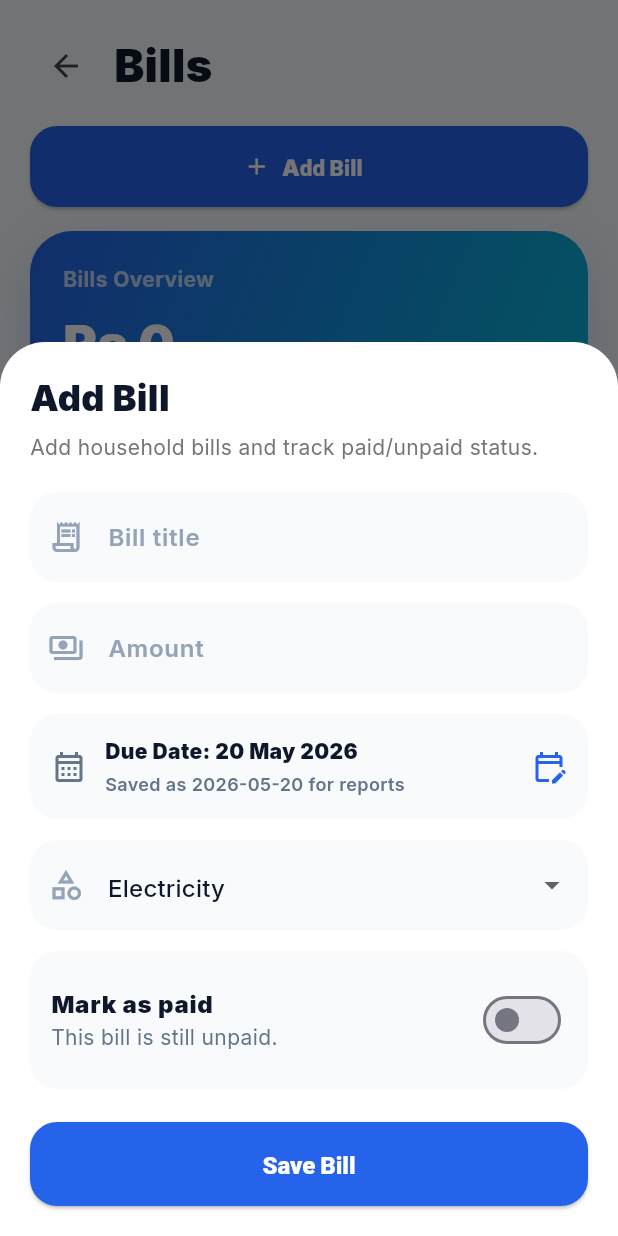
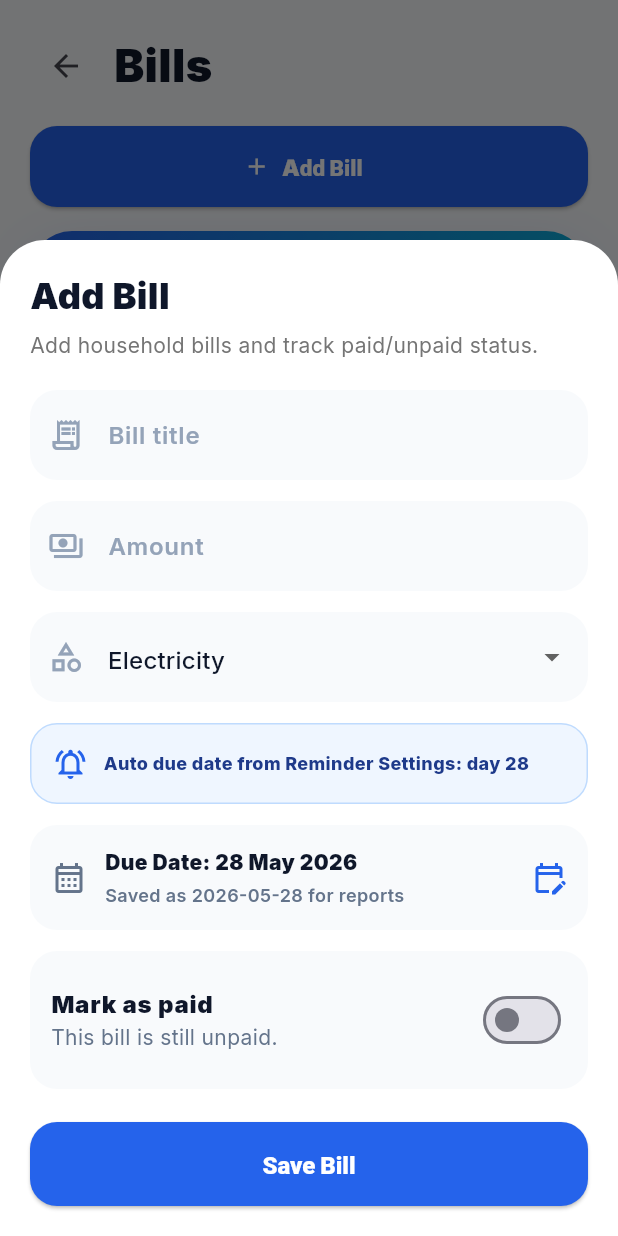
Before and after one commit to MSohail955/budget_home_portal, a Flutter app: the BillsScreen screen opened directly, after a tap on "Add Bill", on a phone screen of 412 x 824 dp. Run offline on Flutter 3.47's test engine with Material 3 defaults, Android fonts, the phone set to English and light mode, and no system bars; our stand-ins replace fl_chart, flutter_secure_storage, go_router, google_fonts; missing offline and left inert: dart:html; accounts and stored records are empty.

Commit message:
feat(bills): auto-fill due dates from reminders

```diff
--- a/lib/features/bills/presentation/bills_screen.dart
+++ b/lib/features/bills/presentation/bills_screen.dart
@@ -3,6 +3,7 @@ import 'package:provider/provider.dart';
 
 import '../../../core/providers/currency_provider.dart';
 import '../../../core/providers/finance_provider.dart';
+import '../../../core/providers/reminder_provider.dart';
 
 class BillsScreen extends StatefulWidget {
   const BillsScreen({super.key});
@@ -73,6 +74,76 @@ class _BillsScreenState extends State<BillsScreen> {
     return '${date.day.toString().padLeft(2, '0')} ${months[date.month - 1]} ${date.year}';
   }
 
+  DateTime buildDueDateForCurrentMonth(int day) {
+    final now = DateTime.now();
+    final safeDay = clampDayForMonth(now.year, now.month, day);
+
+    return DateTime(now.year, now.month, safeDay);
+  }
+
+  int clampDayForMonth(int year, int month, int day) {
+    final lastDay = DateTime(year, month + 1, 0).day;
+
+    if (day < 1) return 1;
+    if (day > lastDay) return lastDay;
+
+    return day;
+  }
+
+  DateTime autoDueDateByCategory({
+    required String category,
+    required ReminderProvider reminder,
+    required DateTime currentDate,
+  }) {
+    final year = currentDate.year;
+    final month = currentDate.month;
+
+    if (category == 'Internet') {
+      return DateTime(
+        year,
+        month,
+        clampDayForMonth(year, month, reminder.internetBillDay),
+      );
+    }
+
+    if (category == 'School Fees') {
+      return DateTime(
+        year,
+        month,
+        clampDayForMonth(year, month, reminder.schoolFeesDay),
+      );
+    }
+
+    if (category == 'Electricity') {
+      return DateTime(
+        year,
+        month,
+        clampDayForMonth(year, month, reminder.electricityBillDay),
+      );
+    }
+
+    return currentDate;
+  }
+
+  String reminderHintForCategory({
+    required String category,
+    required ReminderProvider reminder,
+  }) {
+    if (category == 'Internet') {
+      return 'Auto due date from Reminder Settings: day ${reminder.internetBillDay}';
+    }
+
+    if (category == 'School Fees') {
+      return 'Auto due date from Reminder Settings: day ${reminder.schoolFeesDay}';
+    }
+
+    if (category == 'Electricity') {
+      return 'Auto due date from Reminder Settings: day ${reminder.electricityBillDay}';
+    }
+
+    return 'Select due date manually for this bill category';
+  }
+
   Future<void> pickBillDate({
     required DateTime selectedDate,
     required ValueChanged<DateTime> onPicked,
@@ -91,6 +162,7 @@ class _BillsScreenState extends State<BillsScreen> {
   }
 
   void openBillSheet({BillRecord? existingBill}) {
+    final reminder = context.read<ReminderProvider>();
     final isEdit = existingBill != null;
 
     final titleController = TextEditingController(
@@ -103,7 +175,13 @@ class _BillsScreenState extends State<BillsScreen> {
 
     String selectedCategory = existingBill?.category ?? 'Electricity';
     bool isPaid = existingBill?.isPaid ?? false;
-    DateTime selectedDueDate = parseSavedDate(existingBill?.dueDate ?? '');
+    DateTime selectedDueDate = existingBill == null
+        ? autoDueDateByCategory(
+            category: selectedCategory,
+            reminder: reminder,
+            currentDate: DateTime.now(),
+          )
+        : parseSavedDate(existingBill.dueDate);
 
     final categories = const [
       'Electricity',
@@ -127,6 +205,8 @@ class _BillsScreenState extends State<BillsScreen> {
       builder: (_) {
         return StatefulBuilder(
           builder: (context, setSheetState) {
+            final liveReminder = context.watch<ReminderProvider>();
+
             return Container(
               padding: EdgeInsets.only(
                 left: 20,
@@ -177,6 +257,39 @@ class _BillsScreenState extends State<BillsScreen> {
                           keyboardType: TextInputType.number,
                         ),
                         const SizedBox(height: 14),
+                        DropdownButtonFormField<String>(
+                          value: selectedCategory,
+                          decoration: _inputDecoration(
+                            'Category',
+                            Icons.category_outlined,
+                          ),
+                          items: categories.map((item) {
+                            return DropdownMenuItem(
+                              value: item,
+                              child: Text(item),
+                            );
+                          }).toList(),
+                          onChanged: (value) {
+                            if (value == null) return;
+
+                            setSheetState(() {
+                              selectedCategory = value;
+                              selectedDueDate = autoDueDateByCategory(
+                                category: selectedCategory,
+                                reminder: liveReminder,
+                                currentDate: selectedDueDate,
+                              );
+                            });
+                          },
+                        ),
+                        const SizedBox(height: 14),
+                        _ReminderHintCard(
+                          text: reminderHintForCategory(
+                            category: selectedCategory,
+                            reminder: liveReminder,
+                          ),
+                        ),
+                        const SizedBox(height: 14),
                         _DatePickerField(
                           title: 'Due Date',
                           readableDate: readableDate(selectedDueDate),
@@ -191,25 +304,6 @@ class _BillsScreenState extends State<BillsScreen> {
                                 });
                               },
                             );
-                          },
-                        ),
-                        const SizedBox(height: 14),
-                        DropdownButtonFormField<String>(
-                          value: selectedCategory,
-                          decoration: _inputDecoration(
-                            'Category',
-                            Icons.category_outlined,
-                          ),
-                          items: categories.map((item) {
-                            return DropdownMenuItem(
-                              value: item,
-                              child: Text(item),
-                            );
-                          }).toList(),
-                          onChanged: (value) {
-                            setSheetState(() {
-                              selectedCategory = value ?? 'Electricity';
-                            });
                           },
                         ),
                         const SizedBox(height: 14),
@@ -798,6 +892,47 @@ class _BillTextInfo extends StatelessWidget {
   }
 }
 
+class _ReminderHintCard extends StatelessWidget {
+  const _ReminderHintCard({
+    required this.text,
+  });
+
+  final String text;
+
+  @override
+  Widget build(BuildContext context) {
+    return Container(
+      width: double.infinity,
+      padding: const EdgeInsets.all(14),
+      decoration: BoxDecoration(
+        color: const Color(0xFFEFF6FF),
+        borderRadius: BorderRadius.circular(18),
+        border: Border.all(color: const Color(0xFFBFDBFE)),
+      ),
+      child: Row(
+        children: [
+          const Icon(
+            Icons.notifications_active_outlined,
+            color: Color(0xFF2563EB),
+          ),
+          const SizedBox(width: 10),
+          Expanded(
+            child: Text(
+              text,
+              style: const TextStyle(
+                color: Color(0xFF1E3A8A),
+                fontSize: 12,
+                fontWeight: FontWeight.w800,
+                height: 1.4,
+              ),
+            ),
+          ),
+        ],
+      ),
+    );
+  }
+}
+
 class _DatePickerField extends StatelessWidget {
   const _DatePickerField({
     required this.title,
```
